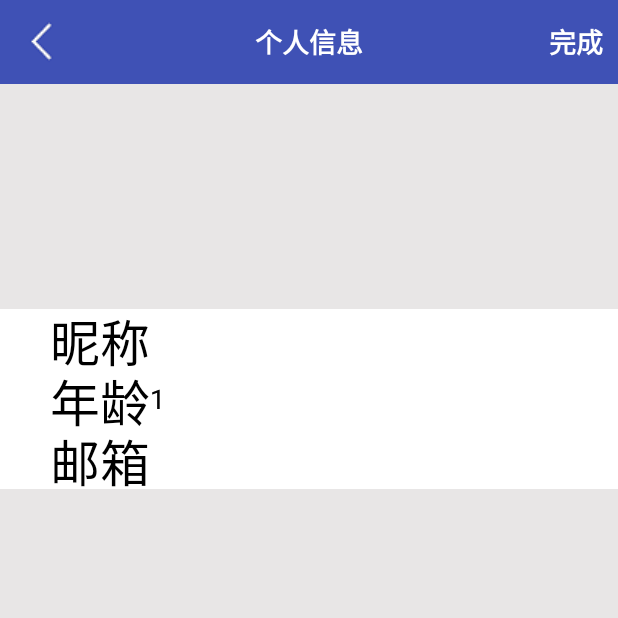
After one commit to 124team/Dietitian2, an Android app: the S_personalInformation screen opened directly, with no data from a screen before it, on a phone screen of 412 x 824 dp, the top half of it. The commit adds this screen. Run offline under Robolectric (Android 15) with nearby library versions, the phone set to English and light mode, and no system bars; our stand-ins replace CircleImageView.

Commit message:
增加：1.设置界面个人信息本地存储          2.重写EDT

```diff
--- /dev/null
+++ b/app/src/main/java/edu/neusoft/a124team/dietitian/wangRui/S_personalInformation.java
@@ -0,0 +1,65 @@
+package edu.neusoft.a124team.dietitian.wangRui;
+
+import android.content.Context;
+import android.content.SharedPreferences;
+import android.os.Bundle;
+import android.support.v7.app.AppCompatActivity;
+import android.view.View;
+import android.widget.EditText;
+import android.widget.ImageView;
+import android.widget.TextView;
+import android.widget.Toast;
+
+import edu.neusoft.a124team.dietitian.R;
+
+public class S_personalInformation extends AppCompatActivity {
+    private EditText nameText,ageText,emailText;
+    private ImageView imgReturn;
+    private TextView saveText;
+    @Override
+    protected void onCreate(Bundle savedInstanceState) {
+        super.onCreate(savedInstanceState);
+        setContentView(R.layout.activity_s_personal_information);
+        nameText = (EditText)this.findViewById(R.id.s_personal_nickName);
+        ageText = (EditText)this.findViewById(R.id.s_personal_age);
+        emailText = (EditText)this.findViewById(R.id.s_personal_email);
+        saveText = (TextView)this.findViewById(R.id.s_personal_save);
+        //自定义bar//
+        imgReturn = (ImageView) this.findViewById(R.id.s_return_page);
+        imgReturn.setOnClickListener(new View.OnClickListener() {
+            @Override
+            public void onClick(View v) {
+                finish();
+
+            }
+        });
+
+        saveText.setOnClickListener(listener);
+        // 回显
+        SharedPreferences sharedPreferences=getSharedPreferences("ljq123",
+                Context.MODE_WORLD_READABLE+Context.MODE_WORLD_WRITEABLE+Context.MODE_WORLD_WRITEABLE);
+        String nameValue = sharedPreferences.getString("name", "");
+        int ageValue = sharedPreferences.getInt("age", 1);
+        String emailValue=sharedPreferences.getString("email","");
+        nameText.setText(nameValue);
+        ageText.setText(String.valueOf(ageValue));
+        emailText.setText(emailValue);
+    }
+
+    private View.OnClickListener listener = new View.OnClickListener(){
+        public void onClick(View v) {
+            //ljq123文件存放在/data/data/<package name>/shared_prefs目录下
+            SharedPreferences sharedPreferences=getSharedPreferences("ljq123",
+                    Context.MODE_WORLD_READABLE+Context.MODE_WORLD_WRITEABLE+Context.MODE_WORLD_WRITEABLE);
+                    String name = nameText.getText().toString();
+                    int age = Integer.parseInt(ageText.getText().toString());
+                    String eamil = emailText.getText().toString();
+                    SharedPreferences.Editor editor = sharedPreferences.edit(); //获取编辑器
+                    editor.putString("name", name);
+                    editor.putInt("age", age);
+                    editor.putString("email", eamil);
+                    editor.commit();//提交修改
+                    Toast.makeText(S_personalInformation.this, "保存成功", Toast.LENGTH_LONG).show();
+        }
+    };
+}
--- /dev/null
+++ b/app/src/main/java/edu/neusoft/a124team/dietitian/wangRui/personalEdit/S_personalAgeEdit.java
@@ -0,0 +1,46 @@
+package edu.neusoft.a124team.dietitian.wangRui.personalEdit;
+
+import android.content.Context;
+import android.graphics.Canvas;
+import android.graphics.Color;
+import android.graphics.Paint;
+import android.util.AttributeSet;
+import android.widget.EditText;
+
+/**
+ * Created by wang5 on 2016/6/11.
+ */
+public class S_personalAgeEdit extends EditText {
+    private String str;
+    public S_personalAgeEdit(Context context) {
+        super(context);
+    }
+
+    public S_personalAgeEdit(Context context, AttributeSet attrs) {
+        super(context, attrs);
+    }
+
+    public S_personalAgeEdit(Context context, AttributeSet attrs, int defStyleAttr) {
+        super(context, attrs, defStyleAttr);
+    }
+
+    public S_personalAgeEdit(Context context, AttributeSet attrs, int defStyleAttr, int defStyleRes) {
+        super(context, attrs, defStyleAttr, defStyleRes);
+    }
+    public void setStr(String str){
+        this.str=str;
+    }
+
+    @Override
+    protected void onDraw(Canvas canvas) {
+        super.onDraw(canvas);
+        Paint paint=new Paint();
+        paint.setTextSize(50);
+        paint.setColor(Color.BLACK);
+        paint.setAntiAlias(true);
+
+//编写提示文字。
+        canvas.drawText("年龄",50,getHeight()/2+23,paint);
+        super.onDraw(canvas);
+    }
+}
--- /dev/null
+++ b/app/src/main/java/edu/neusoft/a124team/dietitian/wangRui/personalEdit/S_personalEmail.java
@@ -0,0 +1,45 @@
+package edu.neusoft.a124team.dietitian.wangRui.personalEdit;
+
+import android.content.Context;
+import android.graphics.Canvas;
+import android.graphics.Color;
+import android.graphics.Paint;
+import android.util.AttributeSet;
+import android.widget.EditText;
+
+/**
+ * Created by wang5 on 2016/6/11.
+ */
+public class S_personalEmail extends EditText {
+    private String str;
+    public S_personalEmail(Context context) {
+        super(context);
+    }
+
+    public S_personalEmail(Context context, AttributeSet attrs, int defStyleAttr, int defStyleRes) {
+        super(context, attrs, defStyleAttr, defStyleRes);
+    }
+
+    public S_personalEmail(Context context, AttributeSet attrs, int defStyleAttr) {
+        super(context, attrs, defStyleAttr);
+    }
+
+    public S_personalEmail(Context context, AttributeSet attrs) {
+        super(context, attrs);
+    }
+    public void setStr(String str){
+        this.str=str;
+    }
+
+    @Override
+    protected void onDraw(Canvas canvas) {
+        super.onDraw(canvas);
+        Paint paint=new Paint();
+        paint.setTextSize(50);
+        paint.setColor(Color.BLACK);
+        paint.setAntiAlias(true);
+//编写提示文字。
+        canvas.drawText("邮箱",50,getHeight()/2+23,paint);
+        super.onDraw(canvas);
+    }
+}
--- /dev/null
+++ b/app/src/main/java/edu/neusoft/a124team/dietitian/wangRui/personalEdit/S_personalNickNameEdit.java
@@ -0,0 +1,45 @@
+package edu.neusoft.a124team.dietitian.wangRui.personalEdit;
+
+import android.content.Context;
+import android.graphics.Canvas;
+import android.graphics.Color;
+import android.graphics.Paint;
+import android.util.AttributeSet;
+import android.widget.EditText;
+
+/**
+ * Created by wang5 on 2016/6/11.
+ */
+public class S_personalNickNameEdit extends EditText {
+    private String str;
+    public S_personalNickNameEdit(Context context) {
+        super(context);
+    }
+
+    public S_personalNickNameEdit(Context context, AttributeSet attrs) {
+        super(context, attrs);
+    }
+
+    public S_personalNickNameEdit(Context context, AttributeSet attrs, int defStyleAttr) {
+        super(context, attrs, defStyleAttr);
+    }
+
+    public S_personalNickNameEdit(Context context, AttributeSet attrs, int defStyleAttr, int defStyleRes) {
+        super(context, attrs, defStyleAttr, defStyleRes);
+    }
+    public void setStr(String str){
+        this.str=str;
+    }
+
+    @Override
+    protected void onDraw(Canvas canvas) {
+        super.onDraw(canvas);
+        Paint paint=new Paint();
+        paint.setTextSize(50);
+        paint.setColor(Color.BLACK);
+        paint.setAntiAlias(true);
+//编写提示文字。
+        canvas.drawText("昵称",50,getHeight()/2+23,paint);
+        super.onDraw(canvas);
+    }
+}
--- /dev/null
+++ b/app/src/main/res/layout/activity_s_personal_information.xml
@@ -0,0 +1,77 @@
+<?xml version="1.0" encoding="utf-8"?>
+<LinearLayout xmlns:android="http://schemas.android.com/apk/res/android"
+    android:orientation="vertical"
+    android:layout_width="match_parent"
+    android:layout_height="match_parent"
+    android:background="#c2e2e0e0">
+    <android.support.v7.widget.Toolbar
+        android:id="@+id/s_login_toolbar"
+        android:layout_width="match_parent"
+        android:layout_height="wrap_content"
+        android:background="#3F51B5"
+        android:minHeight="?attr/actionBarSize" >
+        <ImageView
+            android:layout_width="wrap_content"
+            android:layout_height="wrap_content"
+            android:src="@drawable/back"
+            android:id="@+id/s_return_page"
+            android:layout_gravity="center_vertical|start"/>
+        <TextView
+            android:layout_width="wrap_content"
+            android:layout_height="wrap_content"
+            android:layout_gravity="center"
+            android:text="个人信息"
+            android:id="@+id/s_toolbar_title"
+            android:textColor="@android:color/white"
+            android:textSize="18sp"
+            android:textStyle="bold" />
+        <TextView
+            android:layout_width="wrap_content"
+            android:layout_height="wrap_content"
+            android:layout_gravity="right"
+            android:layout_marginRight="10dp"
+            android:text="完成"
+            android:id="@+id/s_personal_save"
+            android:textColor="@android:color/white"
+            android:textSize="18sp"
+            android:textStyle="bold" />
+
+    </android.support.v7.widget.Toolbar>
+    <LinearLayout
+        android:layout_width="match_parent"
+        android:layout_height="match_parent"
+        android:layout_marginTop="150dp"
+        android:orientation="vertical">
+        <LinearLayout
+            android:layout_width="match_parent"
+            android:layout_height="wrap_content"
+            android:orientation="horizontal">
+
+        <edu.neusoft.a124team.dietitian.wangRui.personalEdit.S_personalNickNameEdit
+
+            android:layout_width="match_parent"
+            android:layout_height="40dp"
+            android:background="@drawable/drawable_withe"
+            android:paddingLeft="100dp"
+            android:textCursorDrawable="@drawable/s_color_cursor"
+            android:id="@+id/s_personal_nickName"/>
+        </LinearLayout>
+    <edu.neusoft.a124team.dietitian.wangRui.personalEdit.S_personalAgeEdit
+
+        android:layout_width="match_parent"
+        android:layout_height="40dp"
+        android:background="@drawable/drawable_withe"
+        android:paddingLeft="100dp"
+        android:textCursorDrawable="@drawable/s_color_cursor"
+        android:id="@+id/s_personal_age"/>
+    <edu.neusoft.a124team.dietitian.wangRui.personalEdit.S_personalEmail
+        android:layout_width="match_parent"
+
+        android:layout_height="40dp"
+        android:background="@drawable/drawable_withe"
+        android:paddingLeft="100dp"
+        android:textCursorDrawable="@drawable/s_color_cursor"
+        android:id="@+id/s_personal_email"/>
+
+    </LinearLayout>
+</LinearLayout>
--- a/app/src/main/res/values/colors.xml
+++ b/app/src/main/res/values/colors.xml
@@ -16,4 +16,5 @@
     <color name="s_textColor">#BEBEBE</color>
     <color name="s_login_cursor">#C2797676</color>
     <color name="s_login_btn">#1FBAF3</color>
+    <color name="s_list_lineShape">#DCDCDC</color>
 </resources>
--- a/app/src/main/res/values/strings.xml
+++ b/app/src/main/res/values/strings.xml
@@ -84,4 +84,10 @@
     <!--quick registration界面-->
     <string name="s_verification_code">获取验证码</string>
     <!--END-->
+    <!--个人信息设置-->
+    <string name="s_personal_nickName">昵称</string>
+    <string name="s_personal_age">年龄</string>
+    <string name="s_personal_button">保存设置</string>
+    <string name="s_personal_showButton">显示</string>
+    <!--END-->
 </resources>
```
Also changed, not shown: app/src/main/AndroidManifest.xml (+11 -5 lines), app/src/main/java/edu/neusoft/a124team/dietitian/fragment5.java (+30 -2 lines), app/src/main/res/drawable/s_list_lineshape.xml (added, +9 -0 lines), app/src/main/res/layout/layout5.xml (+16 -2 lines), app/src/main/res/drawable/s_personal_nonlogin.png (added), app/src/main/res/drawable/s_setting_personalset.png (added).
